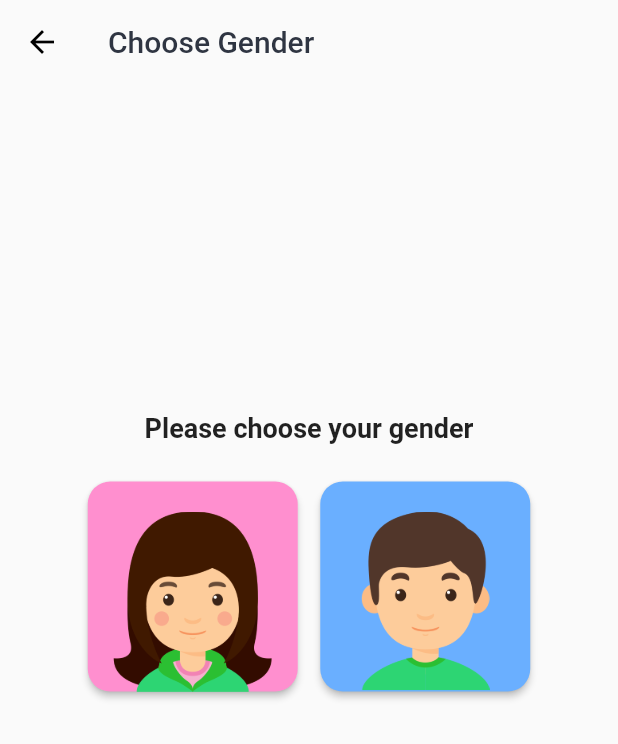
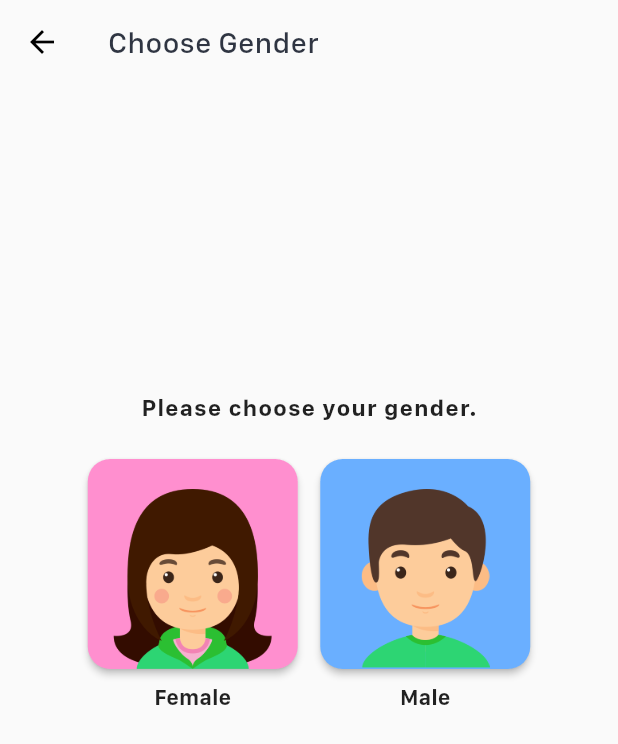
Before and after one commit to Ayotrash/paperflix_rg, a Flutter app: the screen it shows after launch, after a tap on "REGISTER", on a phone screen of 412 x 824 dp. Shown: the top 744 px of the screen. Run offline on Flutter 3.47's test engine with Material 2 defaults, Android fonts, the phone set to English and light mode, and no system bars; our stand-ins replace cached_network_image.

Commit message:
choose gender & choose template

```diff
--- a/lib/screens/choose_gender/choose_gender_view.dart
+++ b/lib/screens/choose_gender/choose_gender_view.dart
@@ -1,5 +1,6 @@
 import 'package:flutter/material.dart';
 import 'package:flutter/services.dart';
+import 'package:paperflix_rg/helpers/navigation_animation.dart';
 import 'package:paperflix_rg/screens/register/register.dart';
 import './choose_gender_view_model.dart';
 
@@ -18,6 +19,7 @@ class ChooseGenderView extends ChooseGenderViewModel {
         backgroundColor: Colors.transparent,
         title: Text(
           "Choose Gender",
+          style: TextStyle(fontFamily: "SFP_Text"),
         ),
       ),
       body: SingleChildScrollView(
@@ -29,13 +31,18 @@ class ChooseGenderView extends ChooseGenderViewModel {
             mainAxisAlignment: MainAxisAlignment.center,
             children: <Widget>[
               Text(
-                "Please choose your gender",
-                style: TextStyle(fontWeight: FontWeight.w700, fontSize: 18),
+                "Please choose your gender.",
+                style: TextStyle(
+                    fontWeight: FontWeight.w700,
+                    fontFamily: "SFP_Text",
+                    fontSize: 16,
+                    letterSpacing: 0.6),
               ),
               SizedBox(height: 25),
               Row(
                 mainAxisAlignment: MainAxisAlignment.center,
                 children: <Widget>[
+                  Column(mainAxisSize: MainAxisSize.min, children: <Widget>[
                     RaisedButton(
                       padding: EdgeInsets.zero,
                       shape: RoundedRectangleBorder(
@@ -43,11 +50,10 @@ class ChooseGenderView extends ChooseGenderViewModel {
                       color: Color(0xFFFF8FCF),
                       onPressed: () => Navigator.push(
                           context,
-                      MaterialPageRoute(
-                          builder: (context) => Register(
+                          NavigationRoute(
+                              enterPage: Register(
                             gender: 0,
-                              )),
-                    ),
+                          ))),
                       child: Container(
                         height: 140,
                         width: 140,
@@ -61,7 +67,17 @@ class ChooseGenderView extends ChooseGenderViewModel {
                         ),
                       ),
                     ),
+                    SizedBox(height: 10),
+                    Text("Female",
+                        style: TextStyle(
+                            fontWeight: FontWeight.w700,
+                            fontFamily: "SFP_Text",
+                            fontSize: 15))
+                  ]),
                   SizedBox(width: 15),
+                  Column(
+                    mainAxisSize: MainAxisSize.min,
+                    children: <Widget>[
                       RaisedButton(
                         padding: EdgeInsets.zero,
                         shape: RoundedRectangleBorder(
@@ -69,8 +85,8 @@ class ChooseGenderView extends ChooseGenderViewModel {
                         color: Color(0xFF6AAFFF),
                         onPressed: () => Navigator.push(
                           context,
-                        MaterialPageRoute(
-                            builder: (context) => Register(
+                          NavigationRoute(
+                              enterPage: Register(
                             gender: 1,
                           ))),
                         child: Container(
@@ -86,6 +102,14 @@ class ChooseGenderView extends ChooseGenderViewModel {
                           ),
                         ),
                       ),
+                      SizedBox(height: 10),
+                      Text("Male",
+                          style: TextStyle(
+                              fontFamily: "SFP_Text",
+                              fontWeight: FontWeight.w700,
+                              fontSize: 15))
+                    ],
+                  ),
                 ],
               ),
               SizedBox(height: 100),
--- /dev/null
+++ b/lib/screens/choose_template/choose_template_view_model.dart
@@ -0,0 +1,6 @@
+import 'package:flutter/material.dart';
+import './choose_template.dart';
+
+abstract class ChooseTemplateViewModel extends State<ChooseTemplate> {
+  // Add your state and logic here
+}
```
Also changed, not shown: lib/screens/choose_template/choose_template.dart (added, +8 -0 lines), lib/screens/choose_template/choose_template_view.dart (added, +65 -0 lines), lib/screens/custom_template/custom_template.dart (added, +8 -0 lines), lib/screens/custom_template/custom_template_view.dart (added, +148 -0 lines), lib/screens/custom_template/custom_template_view_model.dart (added, +52 -0 lines). Lines whose indentation alone changed are shown as unchanged.
